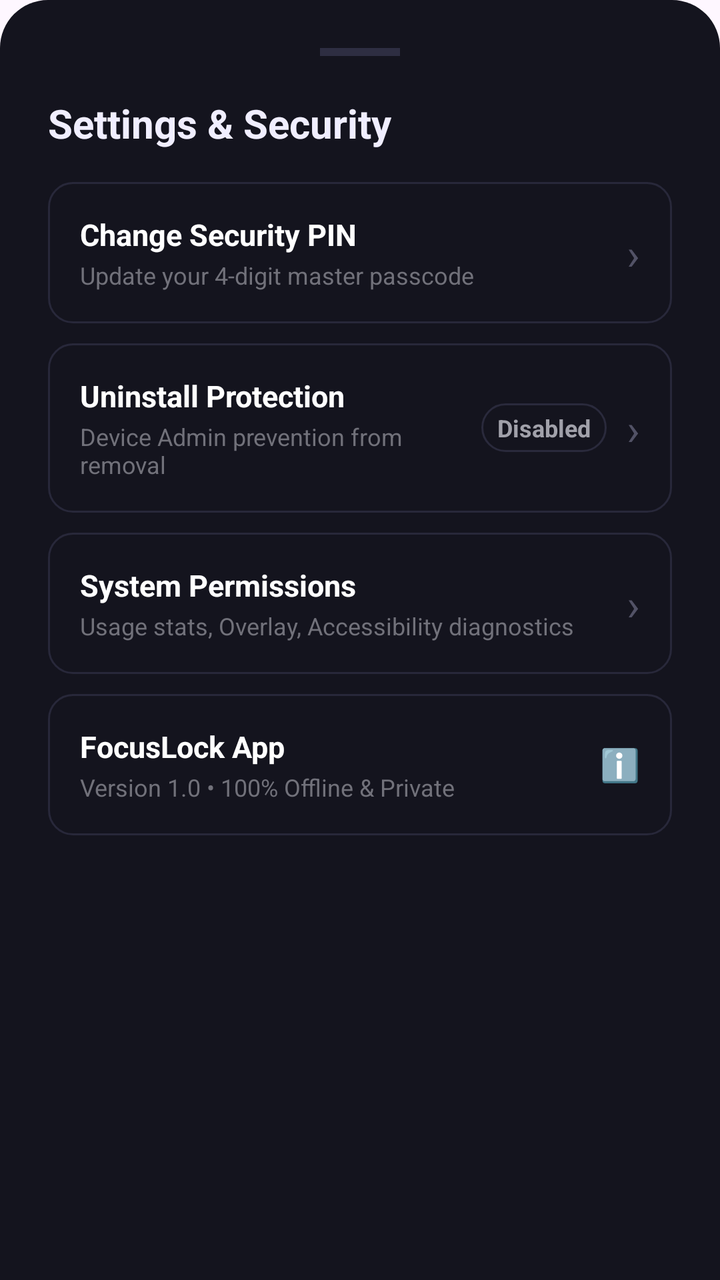
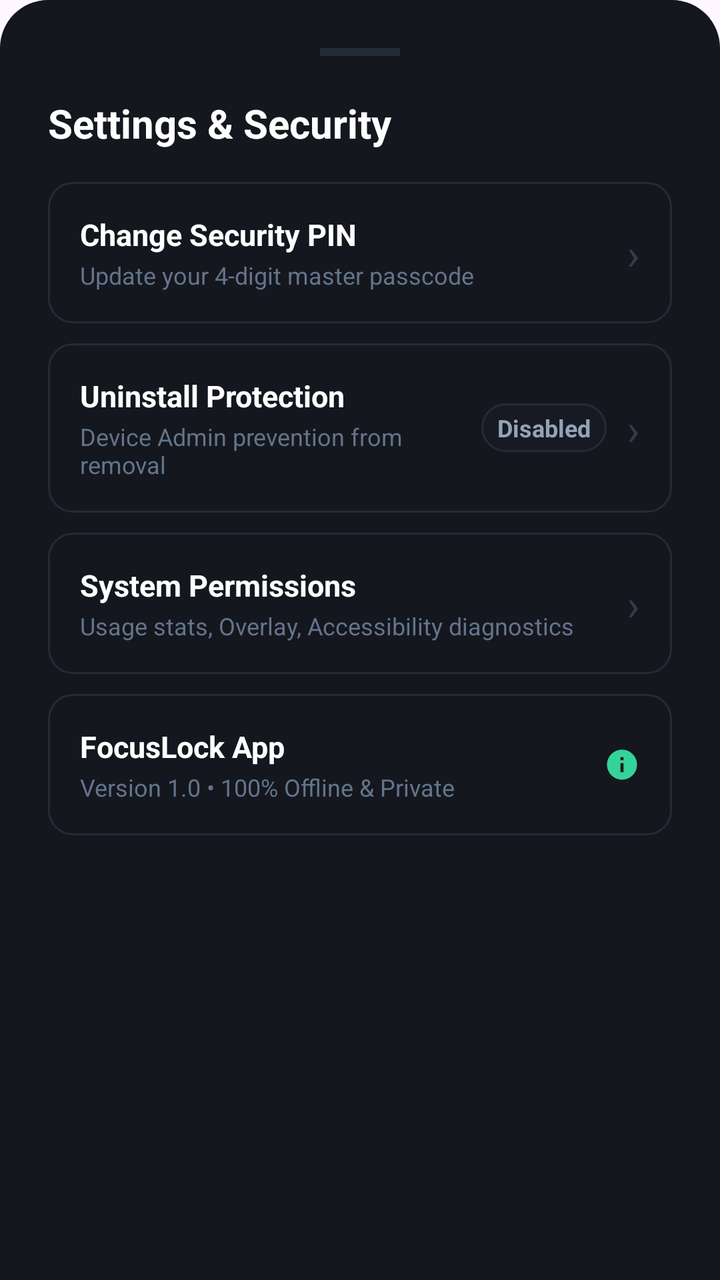

Compare the two renders of this Android layout. The source of the first and the diff that turns it into the second are given below.
<!-- AndroidManifest.xml: application theme Theme.FocusLock -->
<!-- res/layout/layout_settings_bottom_sheet.xml -->
<?xml version="1.0" encoding="utf-8"?>
<LinearLayout
    xmlns:android="http://schemas.android.com/apk/res/android"
    android:layout_width="match_parent"
    android:layout_height="wrap_content"
    android:orientation="vertical"
    android:background="@drawable/bg_bottom_sheet"
    android:padding="24dp">

    
    <View
        android:layout_width="40dp"
        android:layout_height="4dp"
        android:layout_gravity="center_horizontal"
        android:background="#2e2e42"
        android:layout_marginBottom="20dp" />

    
    <TextView
        android:layout_width="wrap_content"
        android:layout_height="wrap_content"
        android:text="Settings &amp; Security"
        android:textSize="20sp"
        android:textStyle="bold"
        android:textColor="#f0eeff"
        android:layout_marginBottom="16dp" />

    
    <LinearLayout
        android:id="@+id/row_change_pin"
        android:layout_width="match_parent"
        android:layout_height="wrap_content"
        android:orientation="horizontal"
        android:gravity="center_vertical"
        android:padding="16dp"
        android:background="@drawable/bg_banner_card"
        android:layout_marginBottom="10dp"
        android:clickable="true"
        android:focusable="true">

        <LinearLayout
            android:layout_width="0dp"
            android:layout_height="wrap_content"
            android:layout_weight="1"
            android:orientation="vertical">

            <TextView
                android:layout_width="wrap_content"
                android:layout_height="wrap_content"
                android:text="Change Security PIN"
                android:textSize="15sp"
                android:textStyle="bold"
                android:textColor="#ffffff" />

            <TextView
                android:layout_width="wrap_content"
                android:layout_height="wrap_content"
                android:text="Update your 4-digit master passcode"
                android:textSize="12sp"
                android:textColor="#71717a"
                android:layout_marginTop="2dp" />

        </LinearLayout>

        <TextView
            android:layout_width="wrap_content"
            android:layout_height="wrap_content"
            android:text="›"
            android:textSize="22sp"
            android:textColor="#525266" />

    </LinearLayout>

    
    <LinearLayout
        android:id="@+id/row_device_admin"
        android:layout_width="match_parent"
        android:layout_height="wrap_content"
        android:orientation="horizontal"
        android:gravity="center_vertical"
        android:padding="16dp"
        android:background="@drawable/bg_banner_card"
        android:layout_marginBottom="10dp"
        android:clickable="true"
        android:focusable="true">

        <LinearLayout
            android:layout_width="0dp"
            android:layout_height="wrap_content"
            android:layout_weight="1"
            android:orientation="vertical">

            <TextView
                android:layout_width="wrap_content"
                android:layout_height="wrap_content"
                android:text="Uninstall Protection"
                android:textSize="15sp"
                android:textStyle="bold"
                android:textColor="#ffffff" />

            <TextView
                android:layout_width="wrap_content"
                android:layout_height="wrap_content"
                android:text="Device Admin prevention from removal"
                android:textSize="12sp"
                android:textColor="#71717a"
                android:layout_marginTop="2dp" />

        </LinearLayout>

        <TextView
            android:id="@+id/txt_admin_status"
            android:layout_width="wrap_content"
            android:layout_height="wrap_content"
            android:text="Disabled"
            android:textSize="12sp"
            android:textStyle="bold"
            android:textColor="#a1a1aa"
            android:paddingHorizontal="8dp"
            android:paddingVertical="4dp"
            android:background="@drawable/bg_chip_inactive"
            android:layout_marginEnd="10dp" />

        <TextView
            android:layout_width="wrap_content"
            android:layout_height="wrap_content"
            android:text="›"
            android:textSize="22sp"
            android:textColor="#525266" />

    </LinearLayout>

    
    <LinearLayout
        android:id="@+id/row_permissions"
        android:layout_width="match_parent"
        android:layout_height="wrap_content"
        android:orientation="horizontal"
        android:gravity="center_vertical"
        android:padding="16dp"
        android:background="@drawable/bg_banner_card"
        android:layout_marginBottom="10dp"
        android:clickable="true"
        android:focusable="true">

        <LinearLayout
            android:layout_width="0dp"
            android:layout_height="wrap_content"
            android:layout_weight="1"
            android:orientation="vertical">

            <TextView
                android:layout_width="wrap_content"
                android:layout_height="wrap_content"
                android:text="System Permissions"
                android:textSize="15sp"
                android:textStyle="bold"
                android:textColor="#ffffff" />

            <TextView
                android:layout_width="wrap_content"
                android:layout_height="wrap_content"
                android:text="Usage stats, Overlay, Accessibility diagnostics"
                android:textSize="12sp"
                android:textColor="#71717a"
                android:layout_marginTop="2dp" />

        </LinearLayout>

        <TextView
            android:layout_width="wrap_content"
            android:layout_height="wrap_content"
            android:text="›"
            android:textSize="22sp"
            android:textColor="#525266" />

    </LinearLayout>

    
    <LinearLayout
        android:id="@+id/row_about"
        android:layout_width="match_parent"
        android:layout_height="wrap_content"
        android:orientation="horizontal"
        android:gravity="center_vertical"
        android:padding="16dp"
        android:background="@drawable/bg_banner_card"
        android:clickable="true"
        android:focusable="true">

        <LinearLayout
            android:layout_width="0dp"
            android:layout_height="wrap_content"
            android:layout_weight="1"
            android:orientation="vertical">

            <TextView
                android:layout_width="wrap_content"
                android:layout_height="wrap_content"
                android:text="FocusLock App"
                android:textSize="15sp"
                android:textStyle="bold"
                android:textColor="#ffffff" />

            <TextView
                android:layout_width="wrap_content"
                android:layout_height="wrap_content"
                android:text="Version 1.0 • 100% Offline &amp; Private"
                android:textSize="12sp"
                android:textColor="#71717a"
                android:layout_marginTop="2dp" />

        </LinearLayout>

        <TextView
            android:layout_width="wrap_content"
            android:layout_height="wrap_content"
            android:text="ℹ️"
            android:textSize="16sp" />

    </LinearLayout>

</LinearLayout>
<!-- resources referenced by this layout -->
<resources>
  <!-- drawable bg_banner_card (drawable) -->
  <?xml version="1.0" encoding="utf-8"?>
  <shape xmlns:android="http://schemas.android.com/apk/res/android"
      android:shape="rectangle">
      <solid android:color="#14141e" />
      <corners android:radius="12dp" />
      <stroke android:width="1dp" android:color="#28283a" />
  </shape>
  <!-- drawable bg_bottom_sheet (drawable) -->
  <?xml version="1.0" encoding="utf-8"?>
  <shape xmlns:android="http://schemas.android.com/apk/res/android"
      android:shape="rectangle">
      <solid android:color="#14141e" />
      <corners
          android:topLeftRadius="24dp"
          android:topRightRadius="24dp"
          android:bottomLeftRadius="0dp"
          android:bottomRightRadius="0dp" />
  </shape>
  <!-- drawable bg_chip_inactive (drawable) -->
  <?xml version="1.0" encoding="utf-8"?>
  <shape xmlns:android="http://schemas.android.com/apk/res/android"
      android:shape="rectangle">
      <solid android:color="#14141e" />
      <corners android:radius="16dp" />
      <stroke android:width="1dp" android:color="#2a2a3c" />
  </shape>
  <style name="Theme.FocusLock" parent="Base.Theme.FocusLock" />
  <style name="Base.Theme.FocusLock" parent="Theme.Material3.DayNight.NoActionBar">
          
          
      </style>
</resources>

<!-- the commit's change to res/layout/layout_settings_bottom_sheet.xml (unified diff, before → after) -->
@@ -12,7 +12,7 @@
         android:layout_width="40dp"
         android:layout_height="4dp"
         android:layout_gravity="center_horizontal"
-        android:background="#2e2e42"
+        android:background="#252B36"
         android:layout_marginBottom="20dp" />
 
     
@@ -22,7 +22,7 @@
         android:text="Settings &amp; Security"
         android:textSize="20sp"
         android:textStyle="bold"
-        android:textColor="#f0eeff"
+        android:textColor="#FFFFFF"
         android:layout_marginBottom="16dp" />
 
     
@@ -57,7 +57,7 @@
                 android:layout_height="wrap_content"
                 android:text="Update your 4-digit master passcode"
                 android:textSize="12sp"
-                android:textColor="#71717a"
+                android:textColor="#64748B"
                 android:layout_marginTop="2dp" />
 
         </LinearLayout>
@@ -67,7 +67,7 @@
             android:layout_height="wrap_content"
             android:text="›"
             android:textSize="22sp"
-            android:textColor="#525266" />
+            android:textColor="#333B49" />
 
     </LinearLayout>
 
@@ -103,7 +103,7 @@
                 android:layout_height="wrap_content"
                 android:text="Device Admin prevention from removal"
                 android:textSize="12sp"
-                android:textColor="#71717a"
+                android:textColor="#64748B"
                 android:layout_marginTop="2dp" />
 
         </LinearLayout>
@@ -115,7 +115,7 @@
             android:text="Disabled"
             android:textSize="12sp"
             android:textStyle="bold"
-            android:textColor="#a1a1aa"
+            android:textColor="#94A3B8"
             android:paddingHorizontal="8dp"
             android:paddingVertical="4dp"
             android:background="@drawable/bg_chip_inactive"
@@ -126,7 +126,7 @@
             android:layout_height="wrap_content"
             android:text="›"
             android:textSize="22sp"
-            android:textColor="#525266" />
+            android:textColor="#333B49" />
 
     </LinearLayout>
 
@@ -162,7 +162,7 @@
                 android:layout_height="wrap_content"
                 android:text="Usage stats, Overlay, Accessibility diagnostics"
                 android:textSize="12sp"
-                android:textColor="#71717a"
+                android:textColor="#64748B"
                 android:layout_marginTop="2dp" />
 
         </LinearLayout>
@@ -172,7 +172,7 @@
             android:layout_height="wrap_content"
             android:text="›"
             android:textSize="22sp"
-            android:textColor="#525266" />
+            android:textColor="#333B49" />
 
     </LinearLayout>
 
@@ -207,16 +207,15 @@
                 android:layout_height="wrap_content"
                 android:text="Version 1.0 • 100% Offline &amp; Private"
                 android:textSize="12sp"
-                android:textColor="#71717a"
-                android:layout_marginTop="2dp" />
-
-        </LinearLayout>
-
-        <TextView
-            android:layout_width="wrap_content"
-            android:layout_height="wrap_content"
-            android:text="ℹ️"
-            android:textSize="16sp" />
+                android:textColor="#64748B"
+                android:layout_marginTop="2dp" />
+
+        </LinearLayout>
+
+        <ImageView
+            android:layout_width="18dp"
+            android:layout_height="18dp"
+            android:src="@drawable/ic_info_circle" />
 
     </LinearLayout>
 
<!-- resource entries referenced after the edit -->
@@ -4,15 +4,15 @@
   <?xml version="1.0" encoding="utf-8"?>
   <shape xmlns:android="http://schemas.android.com/apk/res/android"
       android:shape="rectangle">
-      <solid android:color="#14141e" />
+      <solid android:color="#14171E" />
       <corners android:radius="12dp" />
-      <stroke android:width="1dp" android:color="#28283a" />
+      <stroke android:width="1dp" android:color="#252B36" />
   </shape>
   <!-- drawable bg_bottom_sheet (drawable) -->
   <?xml version="1.0" encoding="utf-8"?>
   <shape xmlns:android="http://schemas.android.com/apk/res/android"
       android:shape="rectangle">
-      <solid android:color="#14141e" />
+      <solid android:color="#14171E" />
       <corners
           android:topLeftRadius="24dp"
           android:topRightRadius="24dp"
@@ -21,12 +21,26 @@
   </shape>
   <!-- drawable bg_chip_inactive (drawable) -->
   <?xml version="1.0" encoding="utf-8"?>
-  <shape xmlns:android="http://schemas.android.com/apk/res/android"
-      android:shape="rectangle">
-      <solid android:color="#14141e" />
-      <corners android:radius="16dp" />
-      <stroke android:width="1dp" android:color="#2a2a3c" />
-  </shape>
+  <ripple xmlns:android="http://schemas.android.com/apk/res/android"
+      android:color="#20ffffff">
+      <item>
+          <shape android:shape="rectangle">
+              <solid android:color="#171A22" />
+              <corners android:radius="16dp" />
+              <stroke android:width="1dp" android:color="#252B36" />
+          </shape>
+      </item>
+  </ripple>
+  <!-- drawable ic_info_circle (drawable) -->
+  <vector xmlns:android="http://schemas.android.com/apk/res/android"
+      android:width="24dp"
+      android:height="24dp"
+      android:viewportWidth="24"
+      android:viewportHeight="24">
+      <path
+          android:pathData="M12,2C6.48,2 2,6.48 2,12C2,17.52 6.48,22 12,22C17.52,22 22,17.52 22,12C22,6.48 17.52,2 12,2ZM13,17H11V11H13V17ZM13,9H11V7H13V9Z"
+          android:fillColor="#34D399"/>
+  </vector>
   <style name="Theme.FocusLock" parent="Base.Theme.FocusLock" />
   <style name="Base.Theme.FocusLock" parent="Theme.Material3.DayNight.NoActionBar">
           
